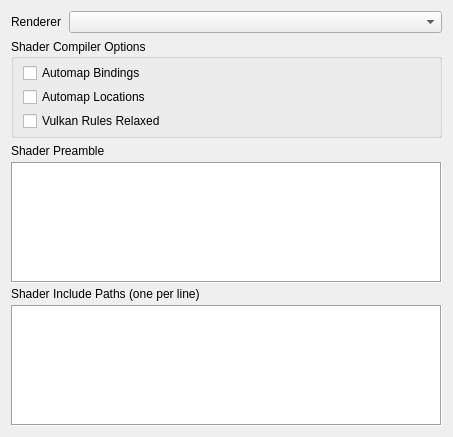
houmain/gpupad, file src/session/SessionProperties.ui: the form before one commit.
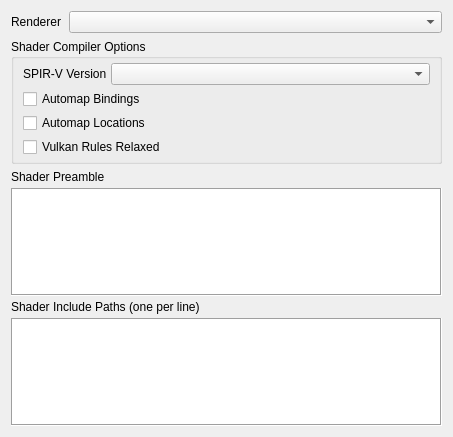
The form after the commit. Custom widgets are drawn as their Qt base class.

Commit message: Allow to select SPIR-V version

```diff
--- a/src/session/SessionProperties.ui
+++ b/src/session/SessionProperties.ui
@@ -61,6 +61,20 @@
       <property name="bottomMargin">
        <number>4</number>
       </property>
+      <item>
+       <layout class="QFormLayout" name="formLayout_2">
+        <item row="0" column="0">
+         <widget class="QLabel" name="labelSprivVersion">
+          <property name="text">
+           <string>SPIR-V Version</string>
+          </property>
+         </widget>
+        </item>
+        <item row="0" column="1">
+         <widget class="DataComboBox" name="spirvVersion"/>
+        </item>
+       </layout>
+      </item>
       <item>
        <widget class="QCheckBox" name="autoMapBindings">
         <property name="text">
```
The commit also changes 10 other files.
